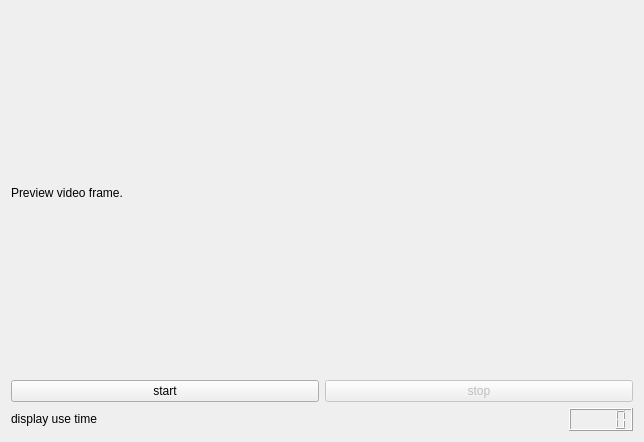
Before: the Qt Designer form frontend/screenrecoderwidget/screenrecoderwidget.ui in pydmy7/WinkStudio, drawn with Qt 5.
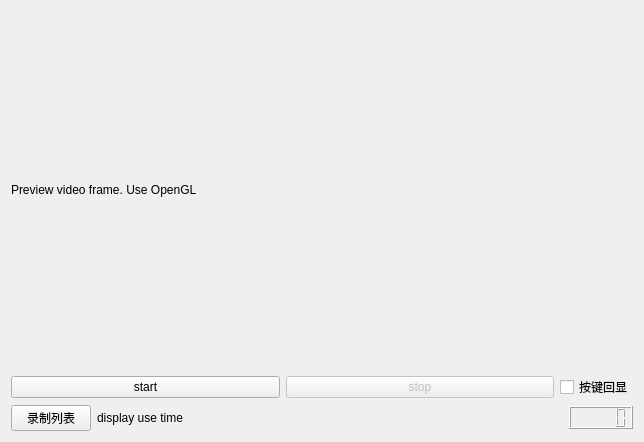
After: the same form once the commit is applied.

Patch:
```diff
--- a/frontend/screenrecoderwidget/screenrecoderwidget.ui
+++ b/frontend/screenrecoderwidget/screenrecoderwidget.ui
@@ -16,8 +16,14 @@
   <layout class="QVBoxLayout" name="verticalLayout">
    <item>
     <widget class="QLabel" name="label_preview">
+     <property name="sizePolicy">
+      <sizepolicy hsizetype="Preferred" vsizetype="Expanding">
+       <horstretch>0</horstretch>
+       <verstretch>0</verstretch>
+      </sizepolicy>
+     </property>
      <property name="text">
-      <string>Preview video frame.</string>
+      <string>Preview video frame. Use OpenGL</string>
      </property>
     </widget>
    </item>
@@ -55,6 +61,19 @@
        </property>
       </widget>
      </item>
+     <item>
+      <widget class="QCheckBox" name="checkbox_displaykey">
+       <property name="sizePolicy">
+        <sizepolicy hsizetype="Fixed" vsizetype="Fixed">
+         <horstretch>0</horstretch>
+         <verstretch>0</verstretch>
+        </sizepolicy>
+       </property>
+       <property name="text">
+        <string>按键回显</string>
+       </property>
+      </widget>
+     </item>
     </layout>
    </item>
    <item>
@@ -62,6 +81,13 @@
      <property name="sizeConstraint">
       <enum>QLayout::SetMinimumSize</enum>
      </property>
+     <item>
+      <widget class="QPushButton" name="btn_opendir">
+       <property name="text">
+        <string>录制列表</string>
+       </property>
+      </widget>
+     </item>
      <item>
       <widget class="QLabel" name="label">
        <property name="sizePolicy">
```
